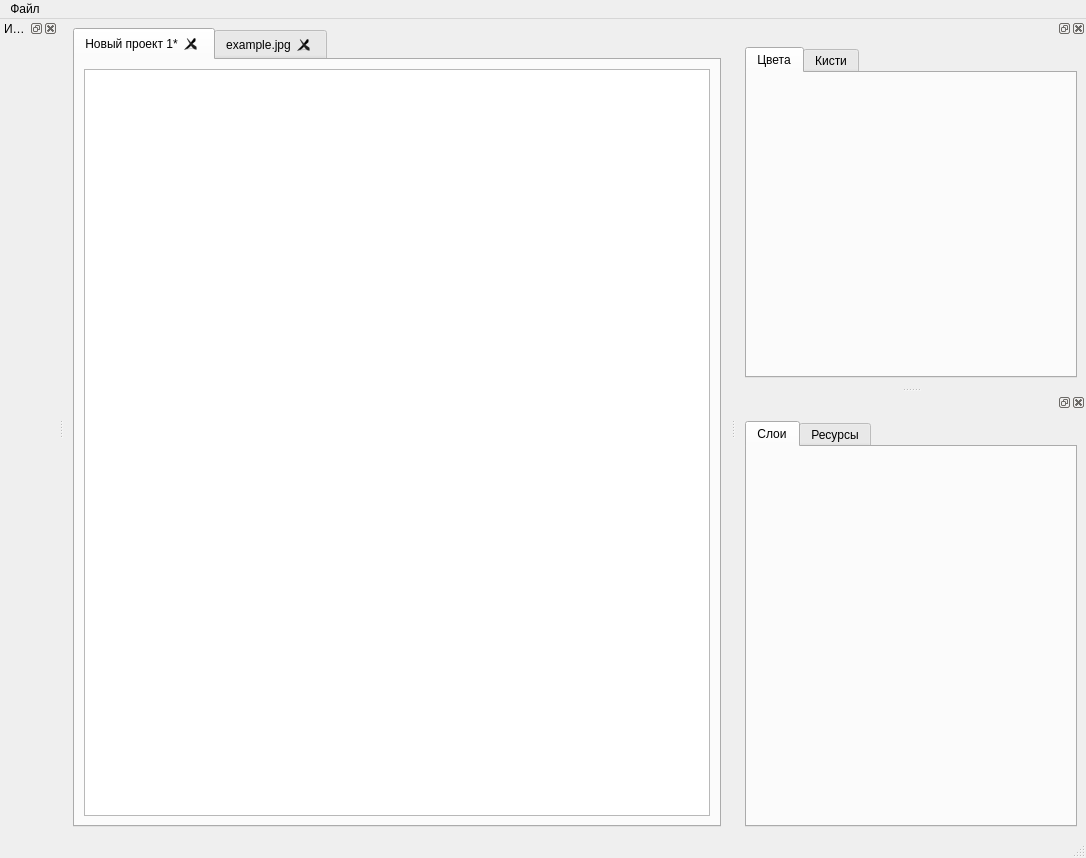
Old version of the form ui/main.ui in the repository ZypherCode/PhotoLite.
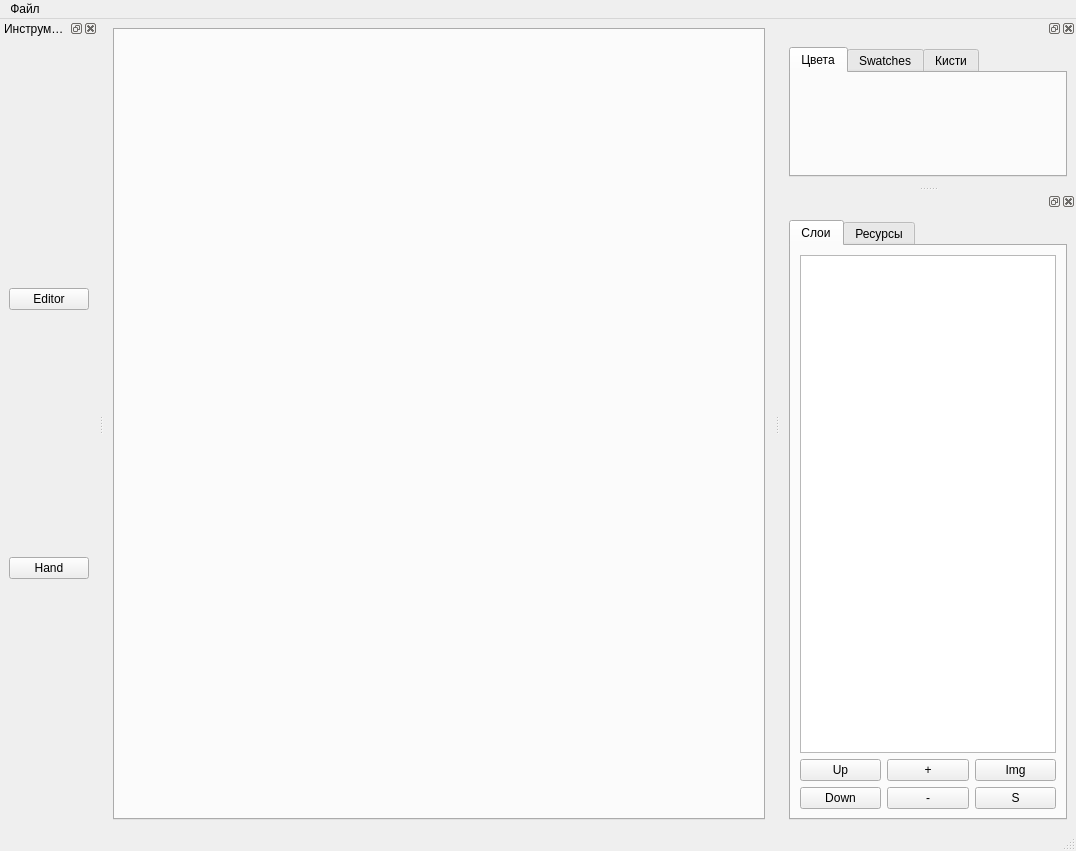
New version of the form. The open tabs and pages were chosen to show the change.

Diff of the .ui file:
```diff
--- a/ui/main.ui
+++ b/ui/main.ui
@@ -6,10 +6,16 @@
    <rect>
     <x>0</x>
     <y>0</y>
-    <width>1086</width>
-    <height>858</height>
+    <width>1076</width>
+    <height>851</height>
    </rect>
   </property>
+  <property name="minimumSize">
+   <size>
+    <width>20</width>
+    <height>0</height>
+   </size>
+  </property>
   <property name="windowTitle">
    <string>MainWindow</string>
   </property>
@@ -24,23 +30,8 @@
        <bool>true</bool>
       </property>
       <property name="movable">
-       <bool>true</bool>
+       <bool>false</bool>
       </property>
-      <widget class="QWidget" name="Tab">
-       <attribute name="title">
-        <string>Новый проект 1*</string>
-       </attribute>
-       <layout class="QGridLayout" name="gridLayout_4">
-        <item row="2" column="0">
-         <widget class="QGraphicsView" name="graphicsView"/>
-        </item>
-       </layout>
-      </widget>
-      <widget class="QWidget" name="tab_2">
-       <attribute name="title">
-        <string>example.jpg</string>
-       </attribute>
-      </widget>
      </widget>
     </item>
    </layout>
@@ -50,7 +41,7 @@
     <rect>
      <x>0</x>
      <y>0</y>
-     <width>1086</width>
+     <width>1076</width>
      <height>21</height>
     </rect>
    </property>
@@ -69,8 +60,14 @@
   <widget class="QDockWidget" name="dockWidget">
    <property name="minimumSize">
     <size>
-     <width>350</width>
-     <height>83</height>
+     <width>145</width>
+     <height>87</height>
+    </size>
+   </property>
+   <property name="maximumSize">
+    <size>
+     <width>1000</width>
+     <height>524287</height>
     </size>
    </property>
    <attribute name="dockWidgetArea">
@@ -87,6 +84,16 @@
         <attribute name="title">
          <string>Цвета</string>
         </attribute>
+        <layout class="QGridLayout" name="gridLayout_6">
+         <item row="0" column="0">
+          <layout class="QGridLayout" name="gridLayout_5"/>
+         </item>
+        </layout>
+       </widget>
+       <widget class="QWidget" name="tab">
+        <attribute name="title">
+         <string>Swatches</string>
+        </attribute>
        </widget>
        <widget class="QWidget" name="tab_4">
         <attribute name="title">
@@ -99,10 +106,22 @@
    </widget>
   </widget>
   <widget class="QDockWidget" name="dockWidget_3">
+   <property name="sizePolicy">
+    <sizepolicy hsizetype="Preferred" vsizetype="Preferred">
+     <horstretch>0</horstretch>
+     <verstretch>0</verstretch>
+    </sizepolicy>
+   </property>
    <property name="minimumSize">
     <size>
-     <width>145</width>
-     <height>100</height>
+     <width>279</width>
+     <height>276</height>
+    </size>
+   </property>
+   <property name="maximumSize">
+    <size>
+     <width>1000</width>
+     <height>524287</height>
     </size>
    </property>
    <attribute name="dockWidgetArea">
@@ -119,6 +138,53 @@
         <attribute name="title">
          <string>Слои</string>
         </attribute>
+        <layout class="QGridLayout" name="gridLayout_4">
+         <item row="1" column="2">
+          <widget class="QPushButton" name="btnUpLayer">
+           <property name="text">
+            <string>Up</string>
+           </property>
+          </widget>
+         </item>
+         <item row="0" column="2" colspan="3">
+          <widget class="QListWidget" name="listLayers"/>
+         </item>
+         <item row="2" column="3">
+          <widget class="QPushButton" name="btnDeleteLayer">
+           <property name="text">
+            <string>-</string>
+           </property>
+          </widget>
+         </item>
+         <item row="1" column="4">
+          <widget class="QPushButton" name="btnAddImage">
+           <property name="text">
+            <string>Img</string>
+           </property>
+          </widget>
+         </item>
+         <item row="1" column="3">
+          <widget class="QPushButton" name="btnAddLayer">
+           <property name="text">
+            <string>+</string>
+           </property>
+          </widget>
+         </item>
+         <item row="2" column="2">
+          <widget class="QPushButton" name="btnDownLayer">
+           <property name="text">
+            <string>Down</string>
+           </property>
+          </widget>
+         </item>
+         <item row="2" column="4">
+          <widget class="QPushButton" name="btnSettingsLayer">
+           <property name="text">
+            <string>S</string>
+           </property>
+          </widget>
+         </item>
+        </layout>
        </widget>
        <widget class="QWidget" name="tab_6">
         <attribute name="title">
@@ -137,7 +203,30 @@
    <attribute name="dockWidgetArea">
     <number>1</number>
    </attribute>
-   <widget class="QWidget" name="dockWidgetContents_5"/>
+   <widget class="QWidget" name="dockWidgetContents_5">
+    <layout class="QVBoxLayout" name="verticalLayout">
+     <item>
+      <widget class="QPushButton" name="toolEditor">
+       <property name="text">
+        <string>Editor</string>
+       </property>
+       <attribute name="buttonGroup">
+        <string notr="true">loolsGroup</string>
+       </attribute>
+      </widget>
+     </item>
+     <item>
+      <widget class="QPushButton" name="toolHand">
+       <property name="text">
+        <string>Hand</string>
+       </property>
+       <attribute name="buttonGroup">
+        <string notr="true">loolsGroup</string>
+       </attribute>
+      </widget>
+     </item>
+    </layout>
+   </widget>
   </widget>
   <action name="actionOpen">
    <property name="text">
```
Left out of the diff: 35 changed lines with no effect on the pictures.
